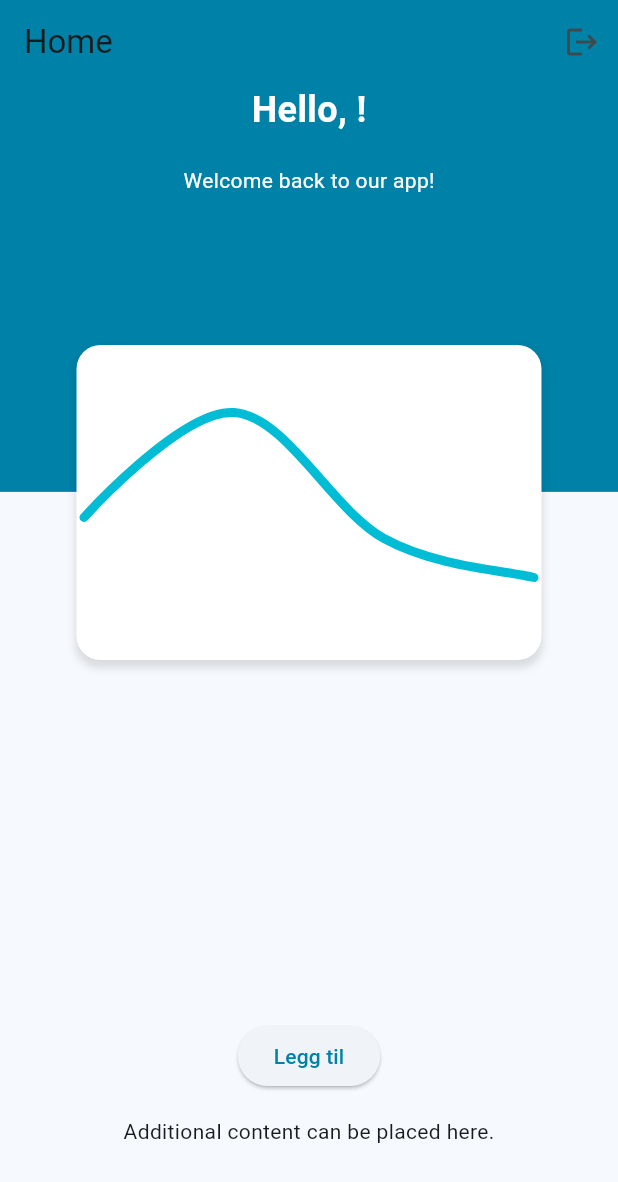
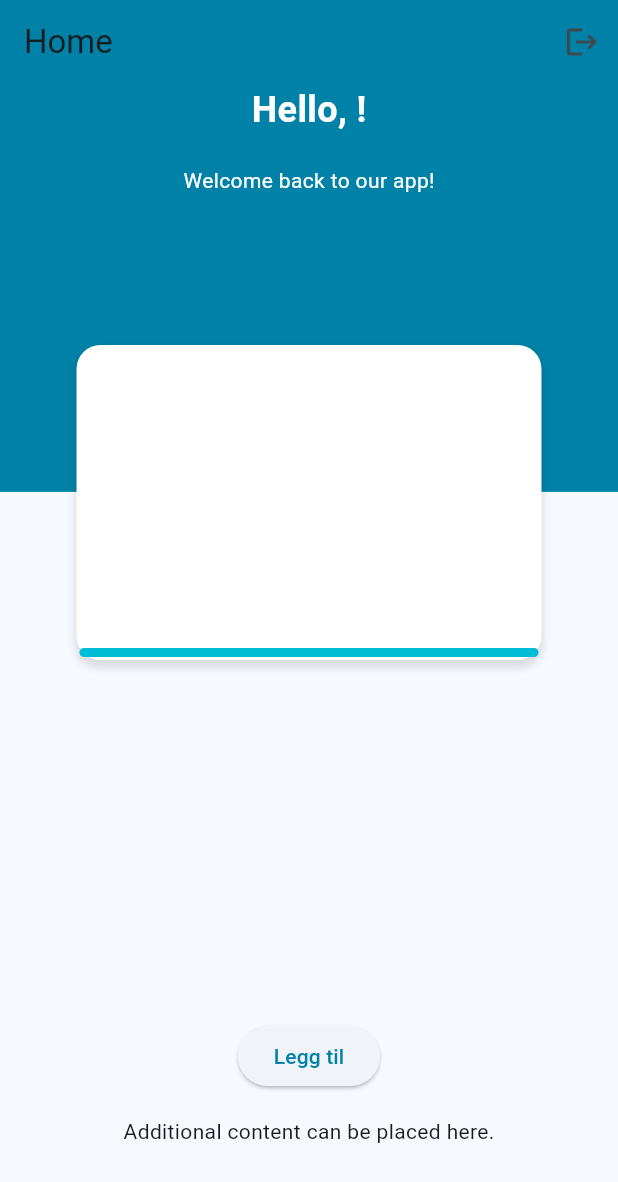
Before and after one commit to quarc0o/caffeine_tracker_app, a Flutter app: the screen it shows once a user with an empty profile is signed in, on a phone screen of 412 x 824 dp. Shown: the top 1182 px of the screen. Run offline on Flutter 3.47's test engine with Material 2 defaults, Android fonts, the light colour scheme and no system bars; drawn by our look-alikes of fl_chart; our stand-ins replace firebase_auth, firebase_core, firebase_database, fluttertoast; accounts and stored records are empty; network calls fail.

Commit message:
chart working

```diff
--- /dev/null
+++ b/lib/caffeine.dart
@@ -0,0 +1,21 @@
+import 'models/Drink.dart';
+
+List<double> calculateTotalCaffeineOverTime(List<Drink> drinks) {
+  List<double> totalCaffeineContentPerHour = List.filled(12, 0.0); // 12 hours
+  DateTime currentTime = DateTime.now();
+
+  for (int hour = 1; hour <= 12; hour++) {
+    for (var drink in drinks) {
+      Duration timePassed =
+          currentTime.add(Duration(hours: hour)).difference(drink.timeConsumed);
+
+      // Ensure that the drink was consumed in the last 12 hours.
+      if (timePassed.inHours <= 12 && timePassed.inHours >= 0) {
+        totalCaffeineContentPerHour[hour - 1] +=
+            caffeineRemaining(drink.caffeineContent.toDouble(), timePassed);
+      }
+    }
+  }
+
+  return totalCaffeineContentPerHour;
+}
--- a/lib/components/Chart.dart
+++ b/lib/components/Chart.dart
@@ -1,30 +1,23 @@
 import 'package:fl_chart/fl_chart.dart';
 import 'package:flutter/material.dart';
 
-class Chart extends StatefulWidget {
-  const Chart({super.key});
+class Chart extends StatelessWidget {
+  final List<double> caffeineValues;
 
-  @override
-  State<Chart> createState() => _ChartState();
-}
-
-class _ChartState extends State<Chart> {
-  final List<FlSpot> caffeineData = [
-    FlSpot(0, 45),
-    FlSpot(1, 80),
-    FlSpot(2, 38),
-    FlSpot(3, 25),
-  ];
+  const Chart({Key? key, required this.caffeineValues}) : super(key: key);
 
   @override
   Widget build(BuildContext context) {
+    List<FlSpot> caffeineData = List.generate(caffeineValues.length, (index) {
+      return FlSpot(index.toDouble(), caffeineValues[index]);
+    });
+
     return Container(
-      width: 310, // Increased to account for the padding
-      height: 210, // Increased to account for the padding
+      width: 310,
+      height: 210,
       decoration: BoxDecoration(
-        color: Colors.white, // This gives the background color
-        borderRadius:
-            BorderRadius.circular(16), // This gives the rounded borders
+        color: Colors.white,
+        borderRadius: BorderRadius.circular(16),
         boxShadow: [
           BoxShadow(
             color: Colors.black12,
@@ -34,8 +27,7 @@ class _ChartState extends State<Chart> {
           ),
         ],
       ),
-      padding: const EdgeInsets.all(
-          5), // Giving some padding to see the shadow properly
+      padding: const EdgeInsets.all(5),
       child: SizedBox(
         width: 300,
         height: 200,
@@ -45,9 +37,11 @@ class _ChartState extends State<Chart> {
             gridData: FlGridData(show: false),
             titlesData: FlTitlesData(show: false),
             minX: 0,
-            maxX: 3, // adjusted to the max x-value you provided
+            maxX: caffeineValues.length.toDouble() - 1,
             minY: 0,
-            maxY: 100,
+            maxY: caffeineValues.reduce(
+                    (value, element) => value > element ? value : element) +
+                1000, // Setting maximum Y to a bit more than the max caffeine value for better chart visibility.
             borderData: FlBorderData(show: false),
             lineBarsData: [
               LineChartBarData(
--- a/lib/models/Drink.dart
+++ b/lib/models/Drink.dart
@@ -1,3 +1,5 @@
+import 'dart:math';
+
 class Drink {
   final String drinkName;
   final int caffeineContent;
@@ -16,4 +18,30 @@ class Drink {
       timestamp: int.parse(map['timestamp']),
     );
   }
+
+  DateTime get timeConsumed => DateTime.fromMillisecondsSinceEpoch(timestamp);
 }
+
+double caffeineRemaining(double initialAmount, Duration timePassed) {
+  const double halfLifeHours = 4; // You can adjust this value
+  num decayFactor = pow(1 / 2, timePassed.inHours / halfLifeHours);
+  return initialAmount * decayFactor;
+}
+
+List<double> calculateCaffeineOverTime(
+    List<Drink> drinks, DateTime currentTime) {
+  List<double> caffeineContentPerHour = List.filled(12, 0.0); // 12 hours
+
+  for (int hour = 1; hour <= 12; hour++) {
+    for (var drink in drinks) {
+      Duration timePassed =
+          currentTime.add(Duration(hours: hour)).difference(drink.timeConsumed);
+      if (timePassed.inHours < 12) {
+        caffeineContentPerHour[hour - 1] +=
+            caffeineRemaining(drink.caffeineContent.toDouble(), timePassed);
+      }
+    }
+  }
+
+  return caffeineContentPerHour;
+}
--- a/lib/views/HomeScreen.dart
+++ b/lib/views/HomeScreen.dart
@@ -3,6 +3,7 @@ import 'package:din_koffein/views/AddProductScreen.dart';
 import 'package:flutter/material.dart';
 import 'package:provider/provider.dart';
 
+import '../caffeine.dart';
 import '../components/Chart.dart';
 import '../providers/UserProvider.dart';
 
@@ -71,7 +72,10 @@ class _HomeScreenState extends State<HomeScreen> {
                       SizedBox(
                         height: 100,
                       ),
-                      const Chart(),
+                      Chart(
+                        caffeineValues:
+                            calculateTotalCaffeineOverTime(user?.drinks ?? []),
+                      ),
                       SizedBox(
                         height: 40,
                       ),
```
